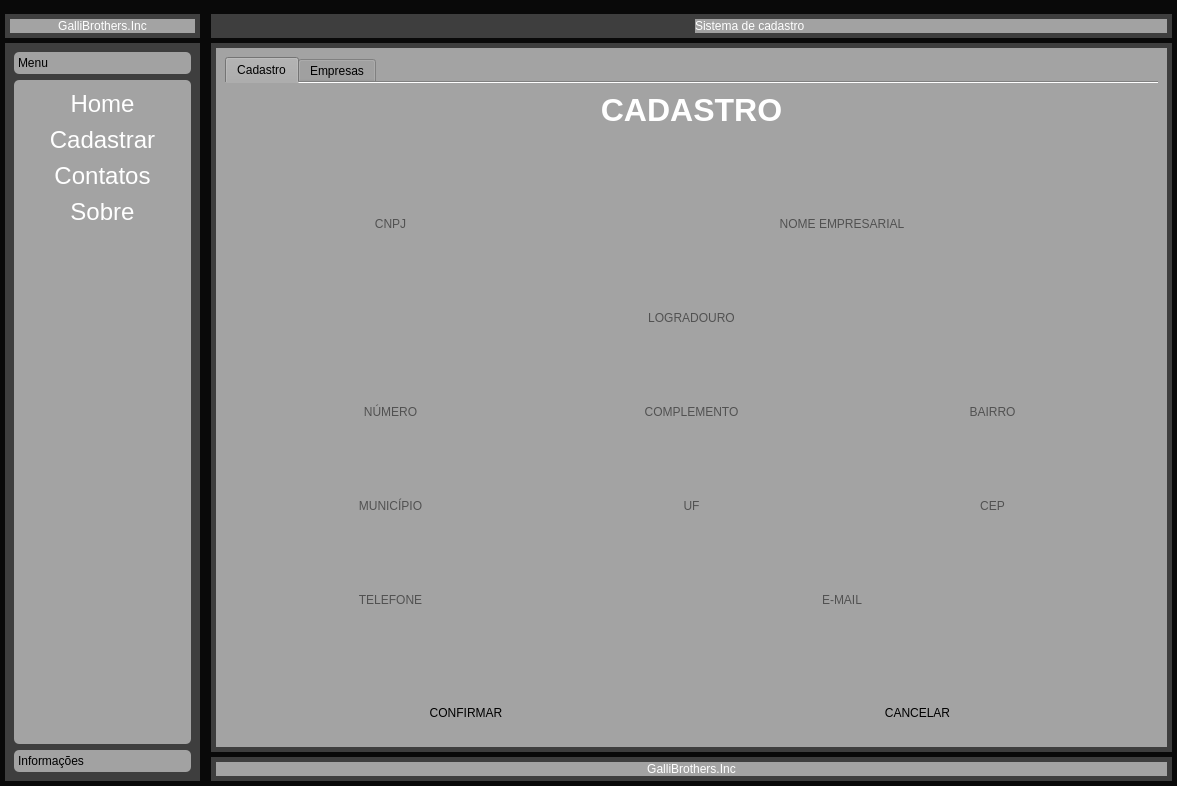
Qt form pyImovV1.ui (MarceloGalliDev/Cadastro-Python) before a commit.
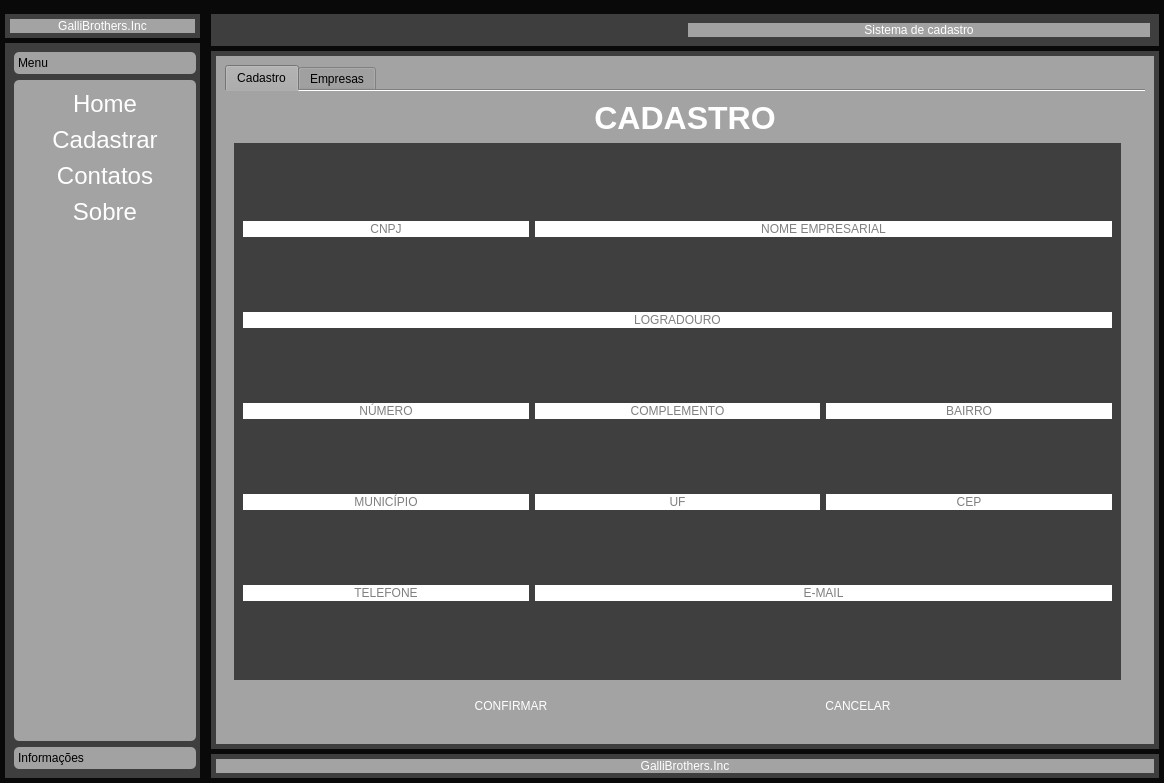
The same form after that commit. The open tabs and pages were chosen to show the change. Icons and pictures are not drawn.

```diff
--- a/pyImovV1.ui
+++ b/pyImovV1.ui
@@ -6,8 +6,8 @@
    <rect>
     <x>0</x>
     <y>0</y>
-    <width>1177</width>
-    <height>786</height>
+    <width>1164</width>
+    <height>783</height>
    </rect>
   </property>
   <property name="windowTitle">
@@ -117,6 +117,12 @@
        </item>
        <item>
         <widget class="QFrame" name="frame_menu">
+         <property name="minimumSize">
+          <size>
+           <width>200</width>
+           <height>0</height>
+          </size>
+         </property>
          <property name="styleSheet">
           <string notr="true">QFrame{
 	background-color: rgb(62, 62, 62);
@@ -160,8 +166,8 @@
               <rect>
                <x>0</x>
                <y>0</y>
-               <width>177</width>
-               <height>644</height>
+               <width>182</width>
+               <height>641</height>
               </rect>
              </property>
              <property name="styleSheet">
@@ -404,18 +410,6 @@
           <enum>QFrame::Raised</enum>
          </property>
          <layout class="QHBoxLayout" name="horizontalLayout_2">
-          <property name="leftMargin">
-           <number>5</number>
-          </property>
-          <property name="topMargin">
-           <number>5</number>
-          </property>
-          <property name="rightMargin">
-           <number>5</number>
-          </property>
-          <property name="bottomMargin">
-           <number>5</number>
-          </property>
           <item alignment="Qt::AlignLeft">
            <widget class="QPushButton" name="button_toggle">
             <property name="layoutDirection">
@@ -442,12 +436,27 @@
           </item>
           <item>
            <widget class="QLabel" name="label_header">
+            <property name="maximumSize">
+             <size>
+              <width>559</width>
+              <height>16777215</height>
+             </size>
+            </property>
             <property name="styleSheet">
              <string notr="true">background-color: rgb(162, 162, 162);</string>
             </property>
             <property name="text">
              <string>Sistema de cadastro</string>
             </property>
+            <property name="alignment">
+             <set>Qt::AlignCenter</set>
+            </property>
+            <property name="margin">
+             <number>5</number>
+            </property>
+            <property name="indent">
+             <number>0</number>
+            </property>
            </widget>
           </item>
          </layout>
@@ -650,6 +659,22 @@
                       <verstretch>0</verstretch>
                      </sizepolicy>
                     </property>
+                    <property name="maximumSize">
+                     <size>
+                      <width>887</width>
+                      <height>16777215</height>
+                     </size>
+                    </property>
+                    <property name="styleSheet">
+                     <string notr="true">QLineEdit{
+	background-color: rgb(255,255,255);
+	font: 13pt &quot;Helvetica Neue&quot;;
+}
+
+QFrame{
+	background-color: rgb(63,63,63);
+}</string>
+                    </property>
                     <property name="frameShape">
                      <enum>QFrame::StyledPanel</enum>
                     </property>
@@ -790,6 +815,16 @@
                   </item>
                   <item>
                    <widget class="QFrame" name="frame_page_cadastrar">
+                    <property name="styleSheet">
+                     <string notr="true">QPushButton:hover{
+	border-radius: 5px;
+	background-color: rgb(62, 62, 62);
+}
+
+QPushButton{
+	color: rgb(255, 255, 255)
+}</string>
+                    </property>
                     <property name="frameShape">
                      <enum>QFrame::StyledPanel</enum>
                     </property>
@@ -797,8 +832,44 @@
                      <enum>QFrame::Raised</enum>
                     </property>
                     <layout class="QHBoxLayout" name="horizontalLayout">
+                     <property name="spacing">
+                      <number>0</number>
+                     </property>
+                     <property name="leftMargin">
+                      <number>5</number>
+                     </property>
+                     <property name="topMargin">
+                      <number>5</number>
+                     </property>
+                     <property name="rightMargin">
+                      <number>5</number>
+                     </property>
+                     <property name="bottomMargin">
+                      <number>5</number>
+                     </property>
                      <item>
                       <widget class="QPushButton" name="button_confirmar">
+                       <property name="sizePolicy">
+                        <sizepolicy hsizetype="Fixed" vsizetype="Fixed">
+                         <horstretch>0</horstretch>
+                         <verstretch>0</verstretch>
+                        </sizepolicy>
+                       </property>
+                       <property name="minimumSize">
+                        <size>
+                         <width>0</width>
+                         <height>30</height>
+                        </size>
+                       </property>
+                       <property name="maximumSize">
+                        <size>
+                         <width>150</width>
+                         <height>150</height>
+                        </size>
+                       </property>
+                       <property name="cursor">
+                        <cursorShape>PointingHandCursor</cursorShape>
+                       </property>
                        <property name="text">
                         <string>CONFIRMAR</string>
                        </property>
@@ -806,6 +877,27 @@
                      </item>
                      <item>
                       <widget class="QPushButton" name="button_cancelar">
+                       <property name="sizePolicy">
+                        <sizepolicy hsizetype="Fixed" vsizetype="Fixed">
+                         <horstretch>0</horstretch>
+                         <verstretch>0</verstretch>
+                        </sizepolicy>
+                       </property>
+                       <property name="minimumSize">
+                        <size>
+                         <width>0</width>
+                         <height>30</height>
+                        </size>
+                       </property>
+                       <property name="maximumSize">
+                        <size>
+                         <width>150</width>
+                         <height>150</height>
+                        </size>
+                       </property>
+                       <property name="cursor">
+                        <cursorShape>PointingHandCursor</cursorShape>
+                       </property>
                        <property name="text">
                         <string>CANCELAR</string>
                        </property>
```
Left out of the diff: 222 changed lines with no effect on the pictures.
